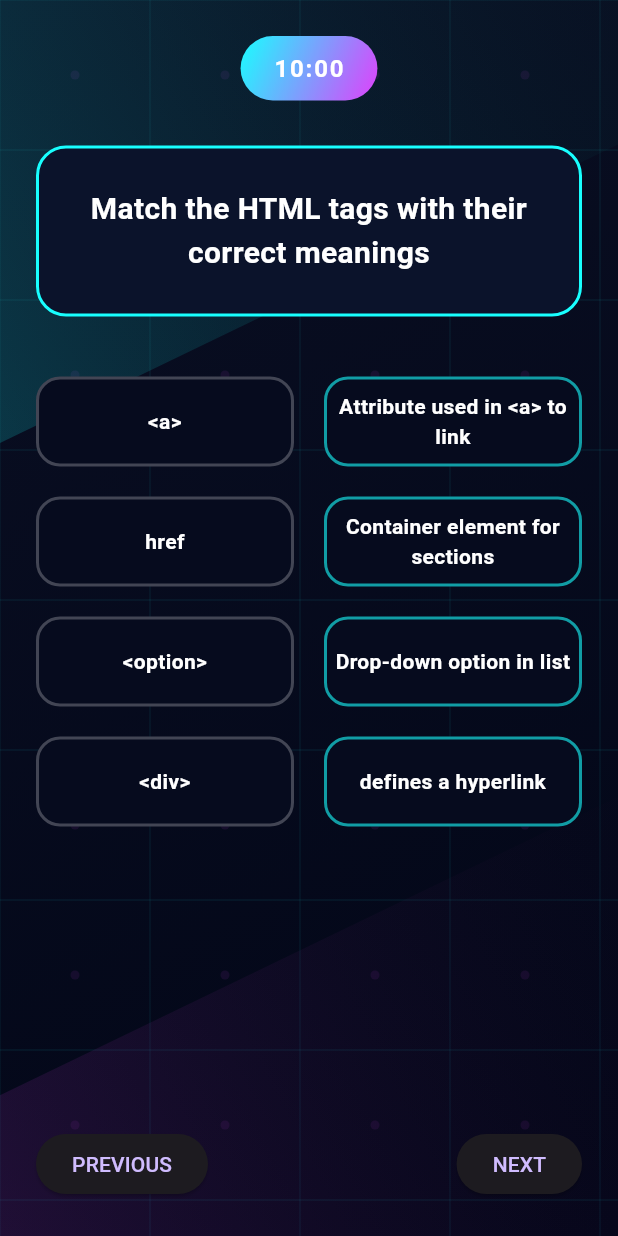
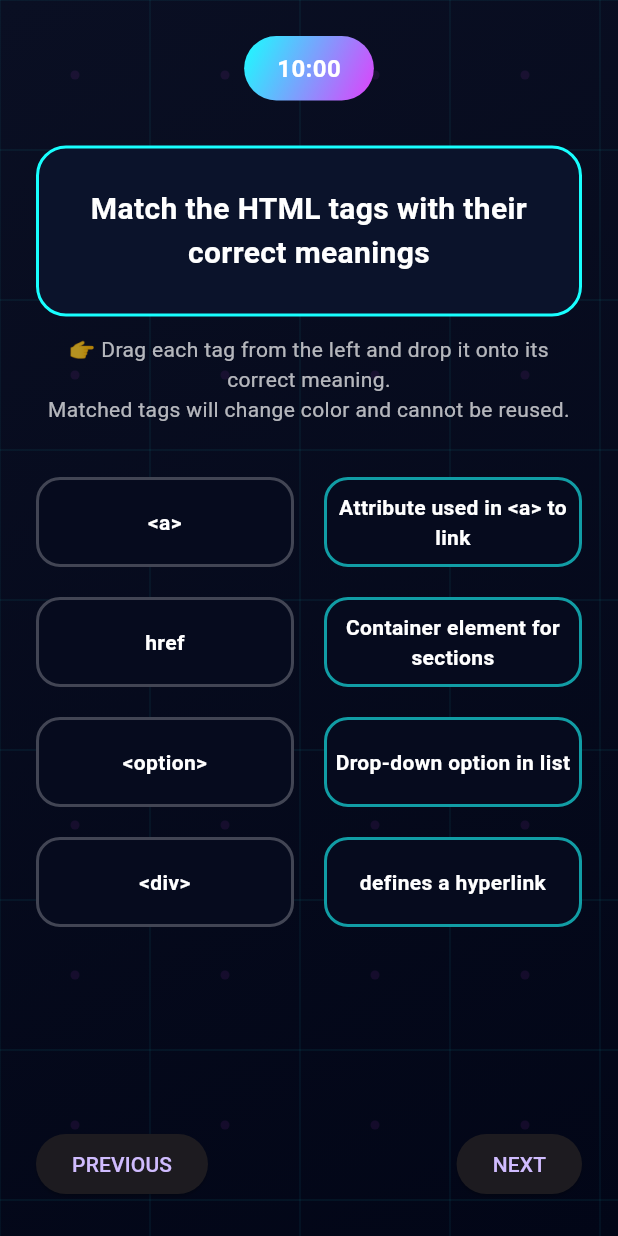
Before and after one commit to riya-087/wd, a Flutter app: the Page5 screen opened directly with empty values, on a phone screen of 412 x 824 dp. Run offline on Flutter 3.47's test engine with Material 3 defaults, Android fonts, the phone set to English and light mode, and no system bars; our stand-ins replace pdf, sqflite, sqflite_common_ffi; accounts and stored records are empty.

Commit message:
all changes dones

```diff
--- a/lib/screens/section_a/quiz_page5.dart
+++ b/lib/screens/section_a/quiz_page5.dart
@@ -81,15 +81,12 @@ class _Page5State extends State<Page5> {
     sectionA['Q5Matches'] = q5Matches;
     widget.answersSoFar['sectionAAnswers'] = sectionA;
 
-    // ✅ CRITICAL FIX: Use startSectionB instead of manually setting totalTime
     QuizTimer().stop();
     QuizTimer().startSectionB(
       onTick: () {
         if (mounted) setState(() {});
       },
-      onFinish: () {
-        // This will be handled in Section B
-      },
+      onFinish: () {},
     );
 
     Navigator.pushReplacement(
@@ -98,7 +95,7 @@ class _Page5State extends State<Page5> {
         builder: (_) => sectionBPart1(
           studentName: widget.studentName,
           studentEmail: widget.studentEmail,
-          startTime: widget.startTime,  // Keep original start time
+          startTime: widget.startTime,
           answersSoFar: widget.answersSoFar,
         ),
       ),
@@ -127,47 +124,6 @@ class _Page5State extends State<Page5> {
             painter: _CircuitBackgroundPainter(),
           ),
 
-          // NEON HIGHLIGHTS
-          Positioned(
-            top: -160,
-            left: -250,
-            child: Transform.rotate(
-              angle: -0.45,
-              child: Container(
-                height: 340,
-                width: 900,
-                decoration: BoxDecoration(
-                  gradient: LinearGradient(
-                    colors: [
-                      Colors.cyanAccent.withOpacity(0.25),
-                      Colors.transparent,
-                    ],
-                  ),
-                ),
-              ),
-            ),
-          ),
-          Positioned(
-            bottom: -200,
-            right: -260,
-            child: Transform.rotate(
-              angle: -0.45,
-              child: Container(
-                height: 380,
-                width: 900,
-                decoration: BoxDecoration(
-                  gradient: LinearGradient(
-                    colors: [
-                      Colors.purpleAccent.withOpacity(0.25),
-                      Colors.transparent,
-                    ],
-                  ),
-                ),
-              ),
-            ),
-          ),
-
-          // CONTENT
           SafeArea(
             child: Padding(
               padding: const EdgeInsets.all(24),
@@ -175,15 +131,13 @@ class _Page5State extends State<Page5> {
                 children: [
                   // TIMER
                   Container(
-                    padding:
-                        const EdgeInsets.symmetric(horizontal: 22, vertical: 10),
+                    padding: const EdgeInsets.symmetric(
+                        horizontal: 22, vertical: 10),
                     decoration: BoxDecoration(
                       borderRadius: BorderRadius.circular(25),
                       gradient: remaining <= 60
                           ? const LinearGradient(
                               colors: [Colors.redAccent, Colors.orangeAccent],
-                              begin: Alignment.topLeft,
-                              end: Alignment.bottomRight,
                             )
                           : cyanPurpleGradient,
                     ),
@@ -193,14 +147,13 @@ class _Page5State extends State<Page5> {
                         color: Colors.white,
                         fontWeight: FontWeight.bold,
                         fontSize: 16,
-                        letterSpacing: 1.2,
                       ),
                     ),
                   ),
 
                   const SizedBox(height: 30),
 
-                  // QUESTION CARD
+                  // QUESTION
                   Container(
                     padding: const EdgeInsets.all(26),
                     decoration: BoxDecoration(
@@ -219,30 +172,51 @@ class _Page5State extends State<Page5> {
                     ),
                   ),
 
-                  const SizedBox(height: 30),
+                  const SizedBox(height: 12),
 
-                  // DRAG & DROP
+                  // 🔹 INSTRUCTION LABEL
+                  const Text(
+                    "👉 Drag each tag from the left and drop it onto its correct meaning.\n"
+                    "Matched tags will change color and cannot be reused.",
+                    textAlign: TextAlign.center,
+                    style: TextStyle(
+                      color: Colors.white70,
+                      fontSize: 14,
+                      height: 1.4,
+                    ),
+                  ),
+
+                  const SizedBox(height: 25),
+
+                  // DRAG & DROP AREA
                   Expanded(
                     child: Row(
                       children: [
-                        // LEFT
+                        // LEFT TAGS
                         Expanded(
                           child: Column(
                             children: leftTags.map((tag) {
+                              final bool isMatched =
+                                  userMatches[tag] != null;
+
                               return Padding(
                                 padding:
                                     const EdgeInsets.symmetric(vertical: 10),
                                 child: Draggable<String>(
                                   data: tag,
                                   maxSimultaneousDrags:
-                                      QuizTimer().remainingTime <= 0 ? 0 : 1,
+                                      (remaining <= 0 || isMatched) ? 0 : 1,
                                   feedback: Material(
                                     color: Colors.transparent,
                                     child: _box(tag, active: true),
                                   ),
                                   childWhenDragging:
                                       _box(tag, disabled: true),
-                                  child: _box(tag),
+                                  child: _box(
+                                    tag,
+                                    active: isMatched,
+                                    disabled: isMatched,
+                                  ),
                                 ),
                               );
                             }).toList(),
@@ -251,7 +225,7 @@ class _Page5State extends State<Page5> {
 
                         const SizedBox(width: 20),
 
-                        // RIGHT
+                        // RIGHT TARGETS
                         Expanded(
                           child: Column(
                             children: rightAnswers.map((answer) {
@@ -264,14 +238,15 @@ class _Page5State extends State<Page5> {
                                 builder: (_, __, ___) {
                                   final used =
                                       userMatches.containsValue(answer);
+
                                   return Padding(
                                     padding: const EdgeInsets.symmetric(
                                         vertical: 10),
                                     child: _box(
                                       used
                                           ? userMatches.entries
-                                              .firstWhere((e) =>
-                                                  e.value == answer)
+                                              .firstWhere(
+                                                  (e) => e.value == answer)
                                               .key
                                           : answer,
                                       isTarget: true,
@@ -340,8 +315,8 @@ class _Page5State extends State<Page5> {
         child: Text(
           text,
           textAlign: TextAlign.center,
-          style: const TextStyle(
-            color: Colors.white,
+          style: TextStyle(
+            color: disabled ? Colors.white54 : Colors.white,
             fontWeight: FontWeight.bold,
           ),
         ),
@@ -350,7 +325,7 @@ class _Page5State extends State<Page5> {
   }
 }
 
-// CIRCUIT BACKGROUND
+// BACKGROUND
 class _CircuitBackgroundPainter extends CustomPainter {
   @override
   void paint(Canvas canvas, Size size) {
```
Also changed, not shown: lib/backend/services/pdf_service.dart (+37 -6 lines), lib/screens/section_b/section B_part2.dart (+13 -7 lines).
